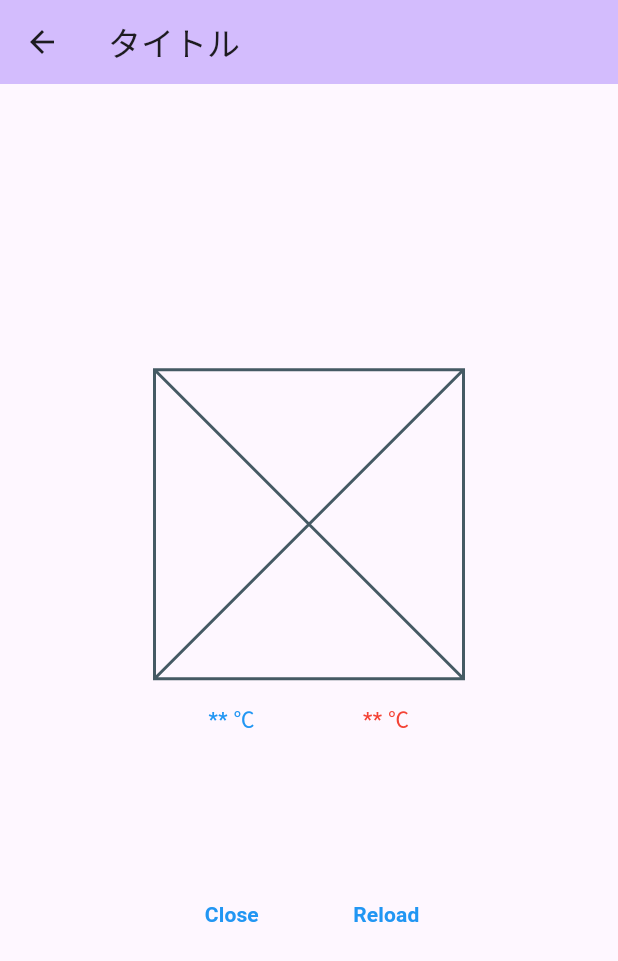
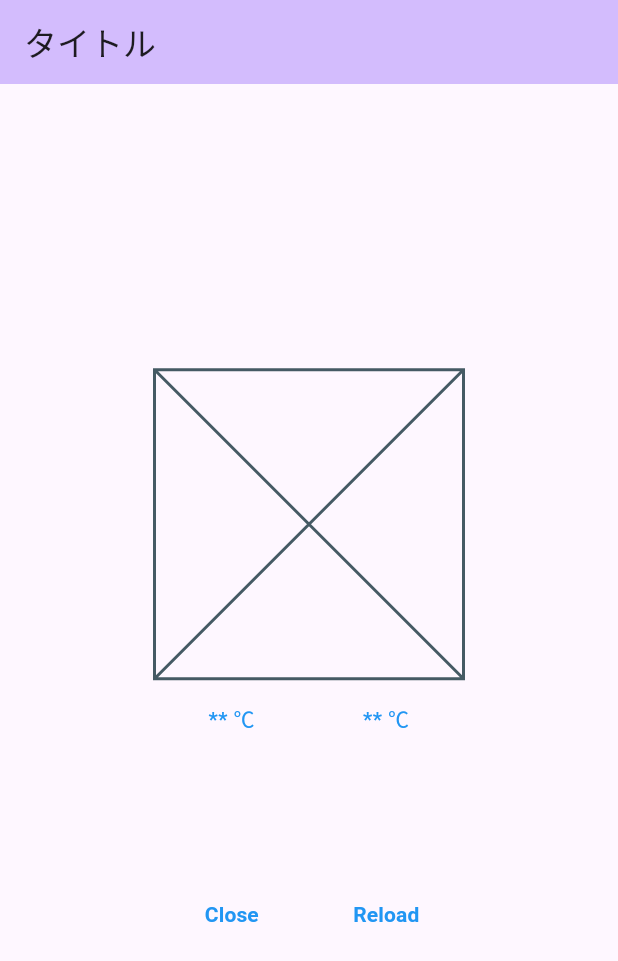
Before and after one commit to lcr3/flutter_application_1, a Flutter app: the screen it shows after launch, after a tap on "Reload", on a phone screen of 412 x 824 dp. Shown: the top 961 px of the screen. Run offline on Flutter 3.47's test engine with Material 2 defaults, Android fonts, the phone set to English and light mode, and no system bars; our stand-ins replace flutter_riverpod, flutter_svg, freezed_annotation; missing offline and left inert: yumemi_weather.

Commit message:
Riverpodを使ってアーキテクチャを修正

```diff
--- /dev/null
+++ b/lib/datasource/weather_datasource.dart
@@ -0,0 +1,37 @@
+import 'dart:convert';
+import 'package:flutter_application_1/model/weather.dart';
+import 'package:flutter_riverpod/flutter_riverpod.dart';
+import 'package:yumemi_weather/yumemi_weather.dart';
+
+final weatherDataSourceProvider = Provider<WeatherDataSource>((_) {
+  final client = YumemiWeather();
+  return WeatherDataSource(
+    client,
+  );
+});
+
+
+// YumemiWeatherから取得したデータをWeatherに変換する
+// WeatherDataSourceはProviderで管理する
+class WeatherDataSource {
+  const WeatherDataSource(
+    this._client,
+  );
+
+  final YumemiWeather _client;
+
+  Weather fetchWeather() {
+    const jsonString = '''
+      {
+        "area": "kyoto",
+        "date": "2020-04-01T12:00:00+09:00"
+      }''';
+    try {
+      final weatherJson = _client.fetchWeather(jsonString);
+      final model = Weather.fromJson(jsonDecode(weatherJson));
+      return model;
+    } on YumemiWeatherError {
+      throw Exception('error');
+    }
+  }
+}
--- a/lib/main.dart
+++ b/lib/main.dart
@@ -1,5 +1,6 @@
 import 'package:flutter/material.dart';
 import 'package:flutter_application_1/view/start_page.dart';
+import 'package:flutter_application_1/view/weather_page.dart';
 import 'package:flutter_riverpod/flutter_riverpod.dart';
 
 
@@ -22,7 +23,7 @@ class MyApp extends StatelessWidget {
         colorScheme: ColorScheme.fromSeed(seedColor: Colors.deepPurple),
         useMaterial3: true,
       ),
-      home: const StartPage(),
+      home: const WeatherPage(),
     );
   }
 }
--- /dev/null
+++ b/lib/repository/result.dart
@@ -0,0 +1,25 @@
+import 'package:freezed_annotation/freezed_annotation.dart';
+
+part 'result.freezed.dart';
+
+// swiftでお馴染みResultクラス
+@freezed
+class Result<T> with _$Result<T> {
+  const Result._();
+  const factory Result.success({required T data}) = Success<T>;
+  const factory Result.failure({required String message}) = Failure<T>;
+
+  static Result<T> guard<T>(T Function() body) {
+    try {
+      return Result.success(
+        data: body(),
+      );
+    } on Exception catch (error) {
+      return Result.failure(
+        message: error.toString(),
+      );
+    }
+  }
+}
+
+// https://zenn.dev/muttsu_623/articles/b928bad493a2c7f8b32f えらーくらす
--- a/lib/repository/weater_repository_provider.dart
+++ /dev/null
@@ -1,32 +0,0 @@
-import 'dart:convert';
-
-import 'package:flutter_application_1/model/weather.dart';
-import 'package:flutter_riverpod/flutter_riverpod.dart';
-import 'package:yumemi_weather/yumemi_weather.dart';
-
-class WeatherNotifier extends StateNotifier<Weather> {
-  WeatherNotifier()
-      : super(Weather(condition: '', maxTemperature: -99, minTemperature: -99));
-
-  void fetch() {
-    final yumemiWeather = YumemiWeather();
-    const jsonString = '''
-      {
-        "area": "kyoto",
-        "date": "2020-04-01T12:00:00+09:00"
-      }''';
-    try {
-      final weatherJson = yumemiWeather.fetchWeather(jsonString);
-      final model = Weather.fromJson(jsonDecode(weatherJson));
-      state = model;
-    } catch (e) {
-      // showErrorDialog();
-    }
-  }
-}
-
-// 最後に WeatherNotifier のインスタンスを値に持つ StateNotifierProvider を作成し、
-// UI 側から Weatherを操作することを可能にします。
-final weatherProvider = StateNotifierProvider<WeatherNotifier, Weather>((ref) {
-  return WeatherNotifier();
-});
--- /dev/null
+++ b/lib/repository/whether_repository.dart
@@ -0,0 +1,25 @@
+import 'dart:convert';
+
+import 'package:flutter_application_1/model/weather.dart';
+import 'package:flutter_application_1/repository/result.dart';
+import 'package:flutter_application_1/datasource/weather_datasource.dart';
+import 'package:flutter_riverpod/flutter_riverpod.dart';
+
+final weatherRepositoryProvider = Provider<WeatherRepository>((ref) {
+  final dataSource = ref.watch(weatherDataSourceProvider);
+  return WeatherRepository(dataSource);
+});
+
+// DataSourceを呼び出し、その結果をResultクラスに変換する
+// WeatherRepositoryはProviderで管理する
+class WeatherRepository {
+  WeatherRepository(this._dataSource);
+
+  final WeatherDataSource _dataSource;
+
+  Result<Weather> fetchWeather() {
+    return Result.guard(
+      () => _dataSource.fetchWeather(),
+    );
+  }
+}
--- /dev/null
+++ b/lib/uistate/ui_state.dart
@@ -0,0 +1,21 @@
+import 'package:flutter_application_1/model/weather.dart';
+import 'package:flutter_riverpod/flutter_riverpod.dart';
+import 'package:freezed_annotation/freezed_annotation.dart';
+
+part 'ui_state.freezed.dart';
+
+// WeatherPageUiState: 実際に、取得したデータを表示する部分です。
+// WeatherPageUiStateStateProviderで管理します。
+// Panelにデータがあるかないか
+// エラーの場合は、更新しない
+
+@freezed
+class WeatherPageUiState with _$WeatherPageUiState {
+  const factory WeatherPageUiState.initial() = _Initial;
+  const factory WeatherPageUiState.data(Weather weather) = _Data;
+  const factory WeatherPageUiState.error(String message) = _Errors;
+}
+
+final weatherPageUiStateProvider = StateProvider<WeatherPageUiState>(
+  (_) => const WeatherPageUiState.initial(),
+);
--- a/lib/view/weather_page.dart
+++ b/lib/view/weather_page.dart
@@ -1,6 +1,7 @@
 import 'package:flutter/material.dart';
-import 'package:flutter_application_1/model/weather.dart';
-import 'package:flutter_application_1/repository/weater_repository_provider.dart';
+import 'package:flutter/scheduler.dart';
+import 'package:flutter_application_1/uistate/ui_state.dart';
+import 'package:flutter_application_1/usecase/weather_usecase.dart';
 import 'package:yumemi_weather/yumemi_weather.dart';
 import 'package:flutter_riverpod/flutter_riverpod.dart';
 import 'package:flutter_svg/flutter_svg.dart';
@@ -10,14 +11,16 @@ class WeatherPage extends ConsumerWidget {
 
   @override
   Widget build(BuildContext context, WidgetRef ref) {
-    // weatherの内容に変化があるとウィジェットが更新される
-    Weather weather = ref.watch(weatherProvider);
+    final uiState = ref.watch(weatherPageUiStateProvider);
 
     void fetch() {
-      ref.read(weatherProvider.notifier).fetch();
+      ref.read(fetchWeatherUseCaseProvider).call();
     }
 
     void showErrorDialog() {
+      // TODO: もっといいソリューションがないか
+      // https://stackoverflow.com/questions/64636590/flutter-showdialog-setstate-or-markneedsbuild-called-during-build
+      SchedulerBinding.instance.addPostFrameCallback((_) {
         showDialog(
             context: context,
             builder: ((context) => AlertDialog(
@@ -30,6 +33,7 @@ class WeatherPage extends ConsumerWidget {
                     ),
                   ],
                 )));
+      });
     }
 
     //   // 画面の半分サイズ
@@ -48,10 +52,15 @@ class WeatherPage extends ConsumerWidget {
             SizedBox(
               width: placeholderWidth,
               height: placeholderWidth,
-              child: weather.condition == ''
-                  ? const Placeholder()
-                  : SvgPicture.asset(
+              child: uiState.when(
+                initial: () => const Placeholder(),
+                data: (weather) => SvgPicture.asset(
                   'assets/${weather.condition}.svg',
+                ),
+                error: (message) {
+                  showErrorDialog();
+                  return const Placeholder();
+                },
               ),
             ),
             Container(
@@ -60,10 +69,9 @@ class WeatherPage extends ConsumerWidget {
               child: Row(
                 children: [
                   Expanded(
-                    child: Text(
-                      weather.minTemperature == -99
-                          ? "** ℃"
-                          : weather.minTemperature.toString(),
+                    child: uiState.when(
+                      initial: () => Text(
+                        "** ℃",
                         style: TextStyle(
                             color: Colors.blue,
                             fontWeight: Theme.of(context)
@@ -72,18 +80,48 @@ class WeatherPage extends ConsumerWidget {
                                 ?.fontWeight),
                         textAlign: TextAlign.center,
                       ),
+                      data: (weather) => Text(
+                        weather.minTemperature.toString(),
+                        style: TextStyle(
+                            color: Colors.blue,
+                            fontWeight: Theme.of(context)
+                                .textTheme
+                                .labelLarge
+                                ?.fontWeight),
+                        textAlign: TextAlign.center,
+                      ),
+                      error: (message) {
+                        return const Text('Error');
+                      },
+                    ),
                   ),
                   Expanded(
-                      child: Text(
-                    weather.maxTemperature == -99
-                        ? "** ℃"
-                        : weather.maxTemperature.toString(),
+                    child: uiState.when(
+                      initial: () => Text(
+                        "** ℃",
                         style: TextStyle(
-                        color: Colors.red,
-                        fontWeight:
-                            Theme.of(context).textTheme.labelLarge?.fontWeight),
+                            color: Colors.blue,
+                            fontWeight: Theme.of(context)
+                                .textTheme
+                                .labelLarge
+                                ?.fontWeight),
                         textAlign: TextAlign.center,
-                  )),
+                      ),
+                      data: (weather) => Text(
+                        weather.maxTemperature.toString(),
+                        style: TextStyle(
+                            color: Colors.blue,
+                            fontWeight: Theme.of(context)
+                                .textTheme
+                                .labelLarge
+                                ?.fontWeight),
+                        textAlign: TextAlign.center,
+                      ),
+                      error: (message) {
+                        return const Text('Error');
+                      },
+                    ),
+                  ),
                 ],
               ),
             ),
--- a/pubspec.yaml
+++ b/pubspec.yaml
@@ -35,6 +35,7 @@ dependencies:
   # Use with the CupertinoIcons class for iOS style icons.
   cupertino_icons: ^1.0.2
   flutter_svg: ^2.0.7
+  freezed_annotation: ^2.4.1
 
 dev_dependencies:
   flutter_test:
@@ -54,6 +55,7 @@ dev_dependencies:
   # rules and activating additional ones.
   flutter_lints: ^2.0.0
   build_runner: ^2.4.6
+  freezed: ^2.4.1
 
 # For information on the generic Dart part of this file, see the
 # following page: https://dart.dev/tools/pub/pubspec
```
Also changed, not shown: lib/model/weather.dart (+6 -17 lines), lib/usecase/weather_usecase.dart (added, +41 -0 lines), lib/repository/result.freezed.dart (added), lib/uistate/ui_state.freezed.dart (added), pubspec.lock. Lines whose indentation alone changed are shown as unchanged.
